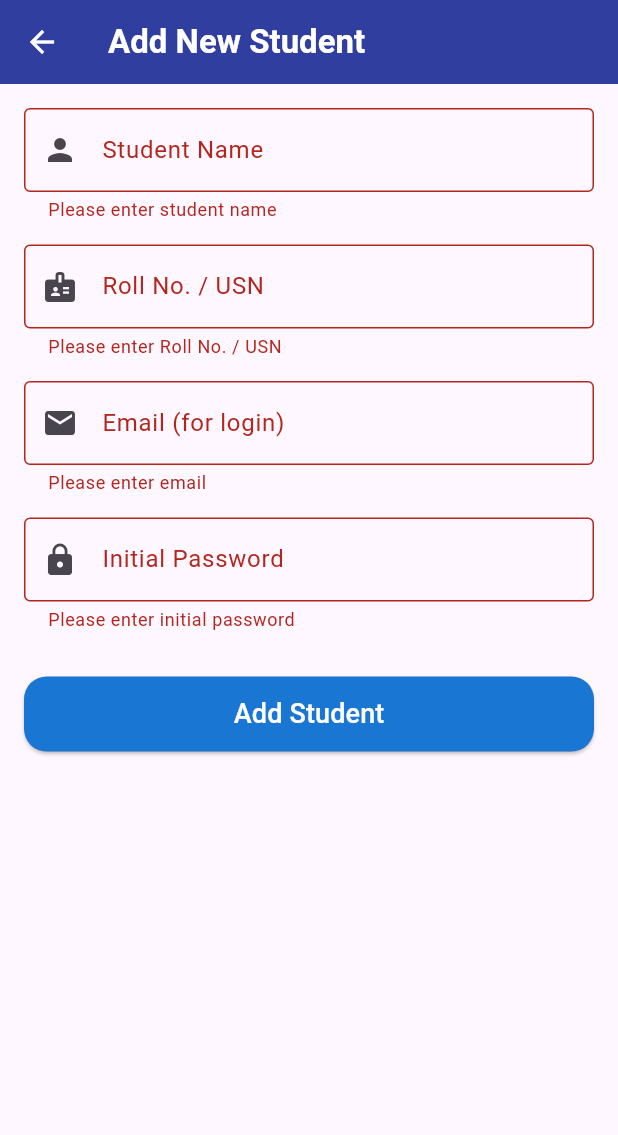
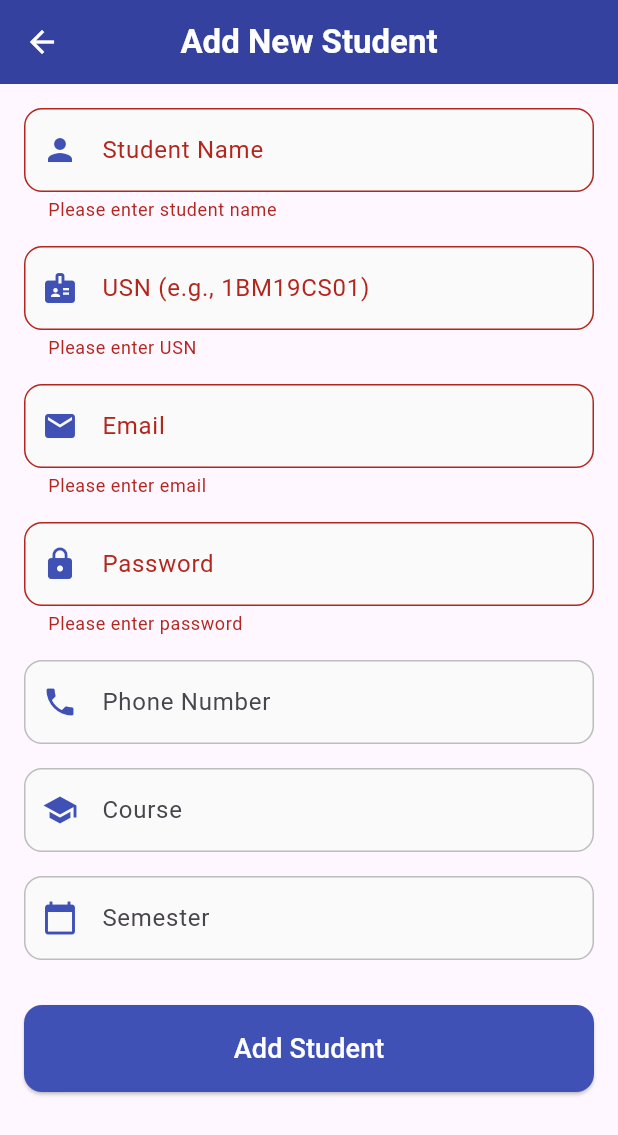
Before and after one commit to AaryanUpadhyayyyy/Paramount--Android-App-for-Educational-Institude, a Flutter app: the AddStudentPage screen opened directly, after a tap on "Add Student", on a phone screen of 412 x 824 dp. Shown: the top 1135 px of the screen. Run offline on Flutter 3.47's test engine with Material 3 defaults, Android fonts, the phone set to English and light mode, and no system bars; our stand-ins replace cloud_firestore, firebase_auth, firebase_core; accounts and stored records are empty; generated files the repository leaves out were written again.

Commit message:
Update add_student_page.dart

```diff
--- a/lib/add_student_page.dart
+++ b/lib/add_student_page.dart
@@ -4,18 +4,53 @@ class AddStudentPage extends StatefulWidget {
   const AddStudentPage({super.key});
 
   @override
-  State<AddStudentPage> createState() => _AddStudentPageState();
+  _AddStudentPageState createState() => _AddStudentPageState();
 }
 
 class _AddStudentPageState extends State<AddStudentPage> {
   final _formKey = GlobalKey<FormState>();
-  final _nameController = TextEditingController();
-  final _usnController = TextEditingController(); // For Roll No. / USN
-  final _emailController =
-      TextEditingController(); // Student's email for Firebase Auth
-  final _passwordController =
-      TextEditingController(); // Initial password for student
-  bool _isLoading = false; // Loading indicator for adding student
+  final TextEditingController _nameController = TextEditingController();
+  final TextEditingController _usnController = TextEditingController();
+  final TextEditingController _emailController = TextEditingController();
+  final TextEditingController _passwordController = TextEditingController();
+  final TextEditingController _phoneNumberController = TextEditingController();
+  final TextEditingController _courseController = TextEditingController();
+  final TextEditingController _semesterController = TextEditingController();
+
+  // Loading state ko dummy rakha gaya hai
+  bool _isLoading = false;
+
+  // Ab yeh function sirf dummy logic dikhaega
+  Future<void> _addStudent() async {
+    if (_formKey.currentState!.validate()) {
+      setState(() {
+        _isLoading = true;
+      });
+
+      // Backend call ko simulate karne ke liye dummy delay
+      await Future.delayed(const Duration(seconds: 2));
+
+      // Dummy success message
+      ScaffoldMessenger.of(context).showSnackBar(
+        SnackBar(
+          content: Text('Dummy: Student "${_nameController.text}" added successfully!'),
+        ),
+      );
+
+      // Fields ko clear karna
+      _nameController.clear();
+      _usnController.clear();
+      _emailController.clear();
+      _passwordController.clear();
+      _phoneNumberController.clear();
+      _courseController.clear();
+      _semesterController.clear();
+
+      setState(() {
+        _isLoading = false;
+      });
+    }
+  }
 
   @override
   void dispose() {
@@ -23,26 +58,10 @@ class _AddStudentPageState extends State<AddStudentPage> {
     _usnController.dispose();
     _emailController.dispose();
     _passwordController.dispose();
+    _phoneNumberController.dispose();
+    _courseController.dispose();
+    _semesterController.dispose();
     super.dispose();
-  }
-
-  void _addStudent() {
-    if (_formKey.currentState!.validate()) {
-      setState(() {
-        _isLoading = true;
-      });
-      Future.delayed(const Duration(seconds: 1), () {
-        setState(() {
-          _isLoading = false;
-        });
-        ScaffoldMessenger.of(context).showSnackBar(
-          const SnackBar(
-            content: Text('Student added (placeholder, no backend).'),
-          ),
-        );
-        Navigator.pop(context);
-      });
-    }
   }
 
   @override
@@ -50,99 +69,98 @@ class _AddStudentPageState extends State<AddStudentPage> {
     return Scaffold(
       appBar: AppBar(
         title: const Text(
-          'Add New Student',
-          style: TextStyle(color: Colors.white, fontWeight: FontWeight.bold),
+          "Add New Student",
+          style: TextStyle(
+            color: Colors.white,
+            fontWeight: FontWeight.bold,
+          ),
         ),
         backgroundColor: Colors.indigo.shade700,
         foregroundColor: Colors.white,
+        centerTitle: true,
+        elevation: 4.0,
       ),
-      body: Padding(
+      body: SingleChildScrollView(
         padding: const EdgeInsets.all(16.0),
         child: Form(
           key: _formKey,
-          child: ListView(
+          child: Column(
+            crossAxisAlignment: CrossAxisAlignment.stretch,
             children: [
-              TextFormField(
+              _buildTextFormField(
                 controller: _nameController,
-                decoration: const InputDecoration(
                 labelText: 'Student Name',
-                  border: OutlineInputBorder(),
-                  prefixIcon: Icon(Icons.person),
+                icon: Icons.person,
+                validator: (value) => value!.isEmpty ? 'Please enter student name' : null,
               ),
+              const SizedBox(height: 16.0),
+              _buildTextFormField(
+                controller: _usnController,
+                labelText: 'USN (e.g., 1BM19CS01)',
+                icon: Icons.badge,
+                validator: (value) => value!.isEmpty ? 'Please enter USN' : null,
+              ),
+              const SizedBox(height: 16.0),
+              _buildTextFormField(
+                controller: _emailController,
+                labelText: 'Email',
+                icon: Icons.email,
+                keyboardType: TextInputType.emailAddress,
                 validator: (value) {
-                  if (value == null || value.isEmpty) {
-                    return 'Please enter student name';
+                  if (value!.isEmpty) {
+                    return 'Please enter email';
+                  }
+                  if (!value.contains('@')) {
+                    return 'Please enter a valid email';
                   }
                   return null;
                 },
               ),
-              const SizedBox(height: 15),
-              TextFormField(
-                controller: _usnController,
-                decoration: const InputDecoration(
-                  labelText: 'Roll No. / USN',
-                  border: OutlineInputBorder(),
-                  prefixIcon: Icon(Icons.badge),
+              const SizedBox(height: 16.0),
+              _buildTextFormField(
+                controller: _passwordController,
+                labelText: 'Password',
+                icon: Icons.lock,
+                isPassword: true,
+                validator: (value) => value!.isEmpty ? 'Please enter password' : null,
               ),
-                validator: (value) {
-                  if (value == null || value.isEmpty) {
-                    return 'Please enter Roll No. / USN';
-                  }
-                  return null;
-                },
+              const SizedBox(height: 16.0),
+              _buildTextFormField(
+                controller: _phoneNumberController,
+                labelText: 'Phone Number',
+                icon: Icons.phone,
+                keyboardType: TextInputType.phone,
               ),
-              const SizedBox(height: 15),
-              TextFormField(
-                controller: _emailController,
-                decoration: const InputDecoration(
-                  labelText: 'Email (for login)',
-                  border: OutlineInputBorder(),
-                  prefixIcon: Icon(Icons.email),
+              const SizedBox(height: 16.0),
+              _buildTextFormField(
+                controller: _courseController,
+                labelText: 'Course',
+                icon: Icons.school,
               ),
-                keyboardType: TextInputType.emailAddress,
-                validator: (value) {
-                  if (value == null || value.isEmpty) {
-                    return 'Please enter email';
-                  }
-                  if (!RegExp(r'^[^@]+@[^@]+\.[^@]+').hasMatch(value)) {
-                    return 'Please enter a valid email address';
-                  }
-                  return null;
-                },
+              const SizedBox(height: 16.0),
+              _buildTextFormField(
+                controller: _semesterController,
+                labelText: 'Semester',
+                icon: Icons.calendar_today,
+                keyboardType: TextInputType.number,
               ),
-              const SizedBox(height: 15),
-              TextFormField(
-                controller: _passwordController,
-                decoration: const InputDecoration(
-                  labelText: 'Initial Password',
-                  border: OutlineInputBorder(),
-                  prefixIcon: Icon(Icons.lock),
+              const SizedBox(height: 30.0),
+              _isLoading
+                  ? const Center(child: CircularProgressIndicator())
+                  : ElevatedButton(
+                      onPressed: _addStudent,
+                      style: ElevatedButton.styleFrom(
+                        backgroundColor: Colors.indigo,
+                        foregroundColor: Colors.white,
+                        padding: const EdgeInsets.symmetric(vertical: 16.0),
+                        shape: RoundedRectangleBorder(
+                          borderRadius: BorderRadius.circular(12.0),
                         ),
-                obscureText: true,
-                validator: (value) {
-                  if (value == null || value.isEmpty) {
-                    return 'Please enter initial password';
-                  }
-                  if (value.length < 6) {
-                    return 'Password must be at least 6 characters long';
-                  }
-                  return null;
-                },
                       ),
-              const SizedBox(height: 30),
-              ElevatedButton(
-                onPressed: _isLoading ? null : _addStudent,
-                style: ElevatedButton.styleFrom(
-                  backgroundColor: Colors.blue.shade700,
-                  foregroundColor: Colors.white,
-                  shape: RoundedRectangleBorder(
-                    borderRadius: BorderRadius.circular(15),
+                      child: const Text(
+                        'Add Student',
+                        style: TextStyle(fontSize: 18),
                       ),
-                  minimumSize: const Size(double.infinity, 50),
-                ),
-                child: _isLoading
-                    ? const CircularProgressIndicator(color: Colors.white)
-                    : const Text('Add Student', style: TextStyle(fontSize: 18)),
                     ),
             ],
           ),
@@ -150,4 +168,38 @@ class _AddStudentPageState extends State<AddStudentPage> {
       ),
     );
   }
+
+  // Helper method for a consistent TextFormField style
+  Widget _buildTextFormField({
+    required TextEditingController controller,
+    required String labelText,
+    required IconData icon,
+    TextInputType keyboardType = TextInputType.text,
+    bool isPassword = false,
+    String? Function(String?)? validator,
+  }) {
+    return TextFormField(
+      controller: controller,
+      keyboardType: keyboardType,
+      obscureText: isPassword,
+      decoration: InputDecoration(
+        labelText: labelText,
+        prefixIcon: Icon(icon, color: Colors.indigo),
+        border: OutlineInputBorder(
+          borderRadius: BorderRadius.circular(12.0),
+        ),
+        enabledBorder: OutlineInputBorder(
+          borderRadius: BorderRadius.circular(12.0),
+          borderSide: BorderSide(color: Colors.grey.shade400),
+        ),
+        focusedBorder: OutlineInputBorder(
+          borderRadius: BorderRadius.circular(12.0),
+          borderSide: const BorderSide(color: Colors.indigo, width: 2.0),
+        ),
+        filled: true,
+        fillColor: Colors.grey.shade50,
+      ),
+      validator: validator,
+    );
   }
+}
```
Lines whose indentation alone changed are shown as unchanged.
